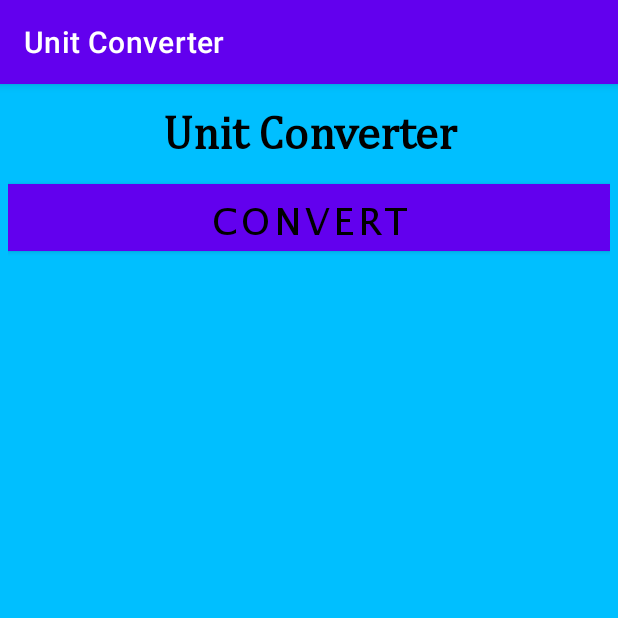
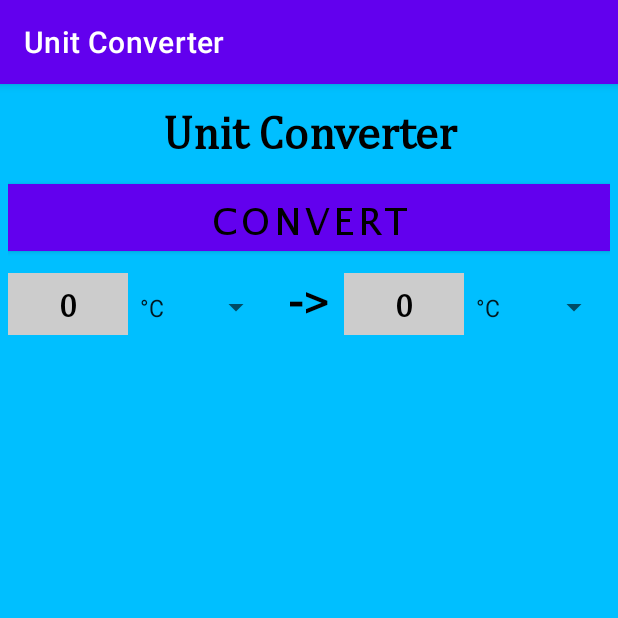
Before and after one commit to SpextrumSecurity/BasicAppX2, an Android app: the screen it shows after launch (MainActivity), on a phone screen of 412 x 824 dp, the top half of it. Run offline under Robolectric (Android 15) with nearby library versions, the phone set to English and light mode, and no system bars.

Commit message:
String-array, EditText, Spinner

```diff
--- a/app/src/main/res/layout/activity_main.xml
+++ b/app/src/main/res/layout/activity_main.xml
@@ -39,8 +39,69 @@
         android:id="@+id/child1"
         android:layout_width="match_parent"
         android:layout_height="wrap_content"
-        android:orientation="horizontal"
-        android:layout_below="@id/space1">
+        android:layout_below="@id/space1"
+        android:orientation="horizontal">
 
+        <EditText
+            android:id="@+id/inputText"
+            android:layout_width="0dip"
+            android:layout_height="20pt"
+            android:layout_weight="0.2"
+            android:background="@color/etBgColor"
+            android:fontFamily="@font/cambria"
+            android:gravity="center"
+            android:hint="@string/hint"
+            android:inputType="number"
+            android:text="@string/inputText"
+            android:textColor="@color/black"
+            android:textSize="10pt"
+            android:textStyle="bold" />
+
+        <Spinner
+            android:id="@+id/oriList"
+            android:layout_width="0dip"
+            android:layout_height="20pt"
+            android:layout_weight="0.24"
+            android:entries="@array/tempList"
+            android:gravity="center"
+            android:prompt="@string/inputPrompt"
+            android:spinnerMode="dialog" />
+
+        <TextView
+            android:id="@+id/myTextView2"
+            android:layout_width="0dip"
+            android:layout_height="20pt"
+            android:layout_weight="0.12"
+            android:fontFamily="@font/cambria"
+            android:gravity="center"
+            android:text="@string/tv2Text"
+            android:textColor="@color/textColor"
+            android:textSize="14pt"
+            android:textStyle="bold" />
+
+        <EditText
+            android:id="@+id/outputText"
+            android:layout_width="0dip"
+            android:layout_height="20pt"
+            android:layout_weight="0.2"
+            android:background="@color/etBgColor"
+            android:enabled="false"
+            android:fontFamily="@font/cambria"
+            android:gravity="center"
+            android:inputType="number"
+            android:text="@string/inputText"
+            android:textColor="@color/textColor"
+            android:textSize="10pt"
+            android:textStyle="bold" />
+
+        <Spinner
+            android:id="@+id/convList"
+            android:layout_width="0dip"
+            android:layout_height="20pt"
+            android:layout_weight="0.24"
+            android:entries="@array/tempList"
+            android:gravity="center"
+            android:prompt="@string/inputPrompt"
+            android:spinnerMode="dialog" />
     </LinearLayout>
 </RelativeLayout>
--- a/app/src/main/res/values/strings.xml
+++ b/app/src/main/res/values/strings.xml
@@ -11,5 +11,10 @@
     <string name="rbDist">Distance</string>
     <string name="rbTemp">Temperature</string>
     <string name="rbWeight">Weight</string>
+    <string-array name="tempList">
+        <item>°C</item>
+        <item>°F</item>
+        <item>K</item>
+    </string-array>
 
 </resources>
```
Also changed, not shown: 2 other files.
